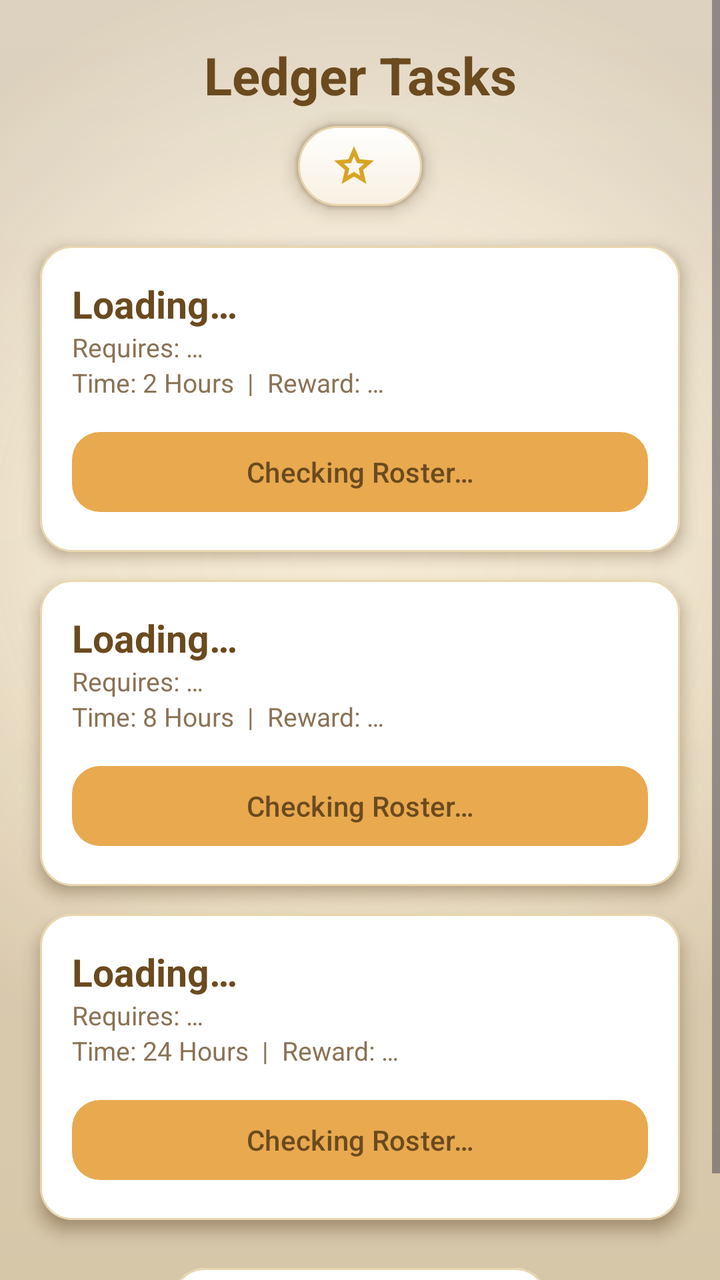
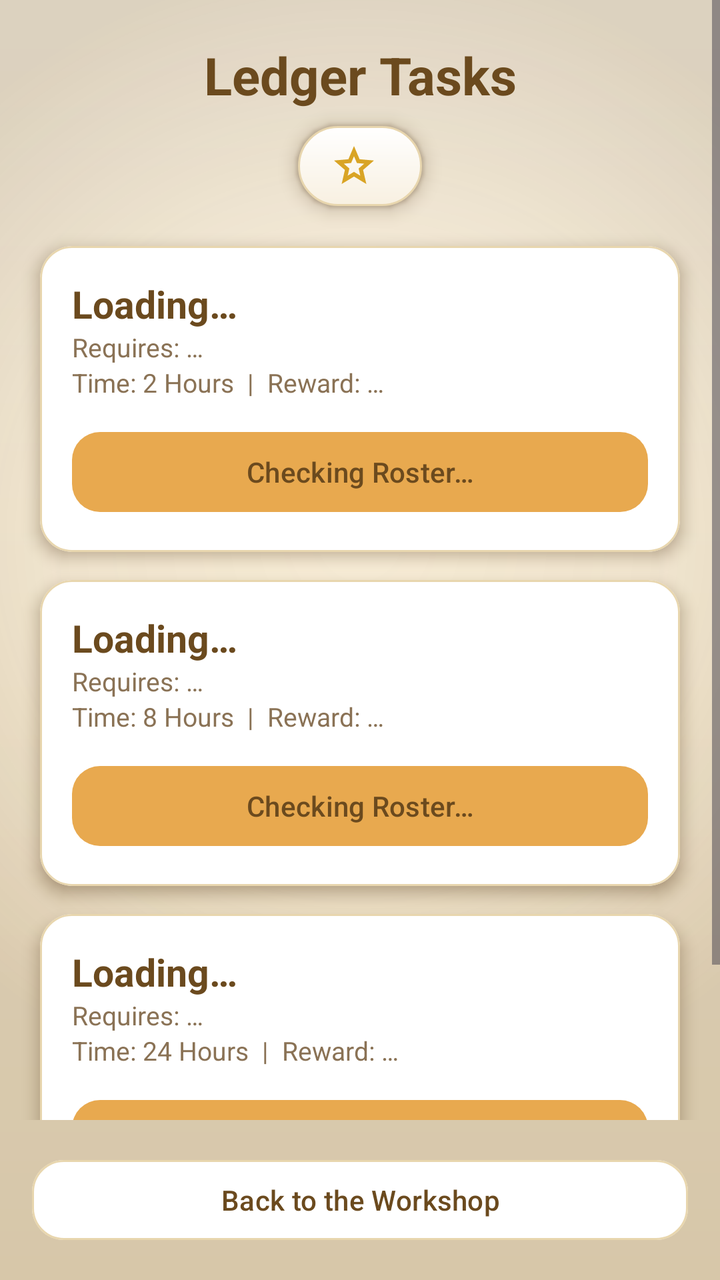

An Android layout rendered at two revisions. The XML below is the earlier revision; the diff shows what the commit changed to produce the second picture.
<!-- AndroidManifest.xml: application theme Theme.RatKingRecon -->
<!-- res/layout/activity_mission.xml -->
<?xml version="1.0" encoding="utf-8"?>
<ScrollView xmlns:android="http://schemas.android.com/apk/res/android"
    xmlns:app="http://schemas.android.com/apk/res-auto"
    xmlns:tools="http://schemas.android.com/tools"
    android:layout_width="match_parent"
    android:layout_height="match_parent"
    android:background="@drawable/bg_app_gradient"
    android:clipToPadding="false"
    android:fitsSystemWindows="true">

    <LinearLayout
        android:layout_width="match_parent"
        android:layout_height="wrap_content"
        android:orientation="vertical"
        android:clipChildren="false"
        android:clipToPadding="false"
        android:padding="20dp">

        <TextView
            android:layout_width="match_parent"
            android:layout_height="wrap_content"
            android:text="@string/ledger_tasks_title"
            android:textColor="@color/text_primary"
            android:textSize="26sp"
            android:textStyle="bold"
            android:textAlignment="center"
            android:layout_marginBottom="8dp" />

        
        <TextView
            android:id="@+id/relicCountText"
            android:layout_width="wrap_content"
            android:layout_height="wrap_content"
            android:layout_gravity="center_horizontal"
            android:background="@drawable/bg_pill_tan"
            android:elevation="6dp"
            android:outlineAmbientShadowColor="@color/shadow_warm"
            android:outlineSpotShadowColor="@color/shadow_warm"
            tools:targetApi="28"
            android:paddingHorizontal="16dp"
            android:paddingVertical="8dp"
            android:drawableStart="@drawable/ic_star"
            android:drawablePadding="6dp"
            android:textSize="13sp"
            android:textStyle="bold"
            android:textColor="@color/text_primary"
            android:layout_marginBottom="20dp" />

        <com.google.android.material.card.MaterialCardView
            android:layout_width="match_parent"
            android:layout_height="wrap_content"
            app:cardBackgroundColor="@color/card_white"
            app:strokeColor="@color/card_border"
            app:strokeWidth="1dp"
            app:cardCornerRadius="16dp"
            app:cardElevation="5dp"
            android:outlineAmbientShadowColor="@color/shadow_warm"
            android:outlineSpotShadowColor="@color/shadow_warm"
            tools:targetApi="28"
            android:layout_marginBottom="14dp">

            <LinearLayout
                android:layout_width="match_parent"
                android:layout_height="wrap_content"
                android:orientation="vertical"
                android:padding="16dp">

                <TextView android:id="@+id/titleM1" android:layout_width="wrap_content" android:layout_height="wrap_content" android:text="Loading…" android:textColor="@color/text_primary" android:textSize="19sp" android:textStyle="bold"/>
                <TextView android:id="@+id/reqM1" android:layout_width="wrap_content" android:layout_height="wrap_content" android:text="Requires: …" android:textColor="@color/text_muted" android:textSize="13sp"/>
                <TextView android:id="@+id/rewardM1" android:layout_width="wrap_content" android:layout_height="wrap_content" android:text="Time: 2 Hours  |  Reward: …" android:textColor="@color/text_muted" android:textSize="13sp" android:layout_marginBottom="12dp"/>

                <com.google.android.material.button.MaterialButton
                    android:id="@+id/btnMission1"
                    android:layout_width="match_parent"
                    android:layout_height="wrap_content"
                    android:text="@string/mission_checking_roster"
                    android:textAllCaps="false"
                    android:textColor="@color/text_primary"
                    app:cornerRadius="14dp"
                    app:elevation="4dp" />
            </LinearLayout>
        </com.google.android.material.card.MaterialCardView>

        <com.google.android.material.card.MaterialCardView
            android:layout_width="match_parent"
            android:layout_height="wrap_content"
            app:cardBackgroundColor="@color/card_white"
            app:strokeColor="@color/card_border"
            app:strokeWidth="1dp"
            app:cardCornerRadius="16dp"
            app:cardElevation="5dp"
            android:outlineAmbientShadowColor="@color/shadow_warm"
            android:outlineSpotShadowColor="@color/shadow_warm"
            tools:targetApi="28"
            android:layout_marginBottom="14dp">

            <LinearLayout
                android:layout_width="match_parent"
                android:layout_height="wrap_content"
                android:orientation="vertical"
                android:padding="16dp">

                <TextView android:id="@+id/titleM2" android:layout_width="wrap_content" android:layout_height="wrap_content" android:text="Loading…" android:textColor="@color/text_primary" android:textSize="19sp" android:textStyle="bold"/>
                <TextView android:id="@+id/reqM2" android:layout_width="wrap_content" android:layout_height="wrap_content" android:text="Requires: …" android:textColor="@color/text_muted" android:textSize="13sp"/>
                <TextView android:id="@+id/rewardM2" android:layout_width="wrap_content" android:layout_height="wrap_content" android:text="Time: 8 Hours  |  Reward: …" android:textColor="@color/text_muted" android:textSize="13sp" android:layout_marginBottom="12dp"/>

                <com.google.android.material.button.MaterialButton
                    android:id="@+id/btnMission2"
                    android:layout_width="match_parent"
                    android:layout_height="wrap_content"
                    android:text="@string/mission_checking_roster"
                    android:textAllCaps="false"
                    android:textColor="@color/text_primary"
                    app:cornerRadius="14dp"
                    app:elevation="4dp" />
            </LinearLayout>
        </com.google.android.material.card.MaterialCardView>

        <com.google.android.material.card.MaterialCardView
            android:layout_width="match_parent"
            android:layout_height="wrap_content"
            app:cardBackgroundColor="@color/card_white"
            app:strokeColor="@color/card_border"
            app:strokeWidth="1dp"
            app:cardCornerRadius="16dp"
            app:cardElevation="5dp"
            android:outlineAmbientShadowColor="@color/shadow_warm"
            android:outlineSpotShadowColor="@color/shadow_warm"
            tools:targetApi="28"
            android:layout_marginBottom="20dp">

            <LinearLayout
                android:layout_width="match_parent"
                android:layout_height="wrap_content"
                android:orientation="vertical"
                android:padding="16dp">

                <TextView android:id="@+id/titleM3" android:layout_width="wrap_content" android:layout_height="wrap_content" android:text="Loading…" android:textColor="@color/text_primary" android:textSize="19sp" android:textStyle="bold"/>
                <TextView android:id="@+id/reqM3" android:layout_width="wrap_content" android:layout_height="wrap_content" android:text="Requires: …" android:textColor="@color/text_muted" android:textSize="13sp"/>
                <TextView android:id="@+id/rewardM3" android:layout_width="wrap_content" android:layout_height="wrap_content" android:text="Time: 24 Hours  |  Reward: …" android:textColor="@color/text_muted" android:textSize="13sp" android:layout_marginBottom="12dp"/>

                <com.google.android.material.button.MaterialButton
                    android:id="@+id/btnMission3"
                    android:layout_width="match_parent"
                    android:layout_height="wrap_content"
                    android:text="@string/mission_checking_roster"
                    android:textAllCaps="false"
                    android:textColor="@color/text_primary"
                    app:cornerRadius="14dp"
                    app:elevation="4dp" />
            </LinearLayout>
        </com.google.android.material.card.MaterialCardView>

        <com.google.android.material.button.MaterialButton
            android:id="@+id/btnBack"
            android:layout_width="wrap_content"
            android:layout_height="wrap_content"
            android:layout_gravity="center_horizontal"
            android:text="@string/btn_back_to_workshop"
            android:textAllCaps="false"
            android:textColor="@color/text_primary"
            app:backgroundTint="@color/card_white"
            app:strokeColor="@color/card_border"
            app:strokeWidth="1dp"
            app:cornerRadius="16dp"
            app:elevation="4dp" />

    </LinearLayout>
</ScrollView>
<!-- resources referenced by this layout -->
<resources>
  <color name="card_border">#E8D6AE</color>
  <color name="card_white">#FFFFFF</color>
  <color name="shadow_warm">#4A2F0F</color>
  <color name="text_muted">#8A7255</color>
  <color name="text_primary">#6B4A1E</color>
  <!-- drawable bg_app_gradient (drawable) -->
  <?xml version="1.0" encoding="utf-8"?>
  <layer-list xmlns:android="http://schemas.android.com/apk/res/android">
  
      <item>
          <shape android:shape="rectangle">
              <gradient
                  android:angle="270"
                  android:startColor="@color/cream"
                  android:endColor="@color/tan"
                  android:type="linear" />
          </shape>
      </item>
  
      <item>
          <shape android:shape="rectangle">
              <gradient
                  android:type="radial"
                  android:centerX="0.5"
                  android:centerY="0.42"
                  android:gradientRadius="80%p"
                  android:startColor="#004A2F0F"
                  android:centerColor="#0A4A2F0F"
                  android:endColor="#2B4A2F0F" />
          </shape>
      </item>
  
  </layer-list>
  <!-- drawable bg_pill_tan (drawable) -->
  <?xml version="1.0" encoding="utf-8"?>
  <shape xmlns:android="http://schemas.android.com/apk/res/android"
      android:shape="rectangle">
      <gradient
          android:angle="270"
          android:startColor="@color/card_white"
          android:endColor="#F8F0E1"
          android:type="linear" />
      <stroke
          android:width="1dp"
          android:color="@color/card_border" />
      <corners android:radius="20dp" />
  </shape>
  <!-- drawable ic_star (drawable) -->
  <?xml version="1.0" encoding="utf-8"?>
  <vector xmlns:android="http://schemas.android.com/apk/res/android"
      android:width="24dp"
      android:height="24dp"
      android:viewportWidth="960"
      android:viewportHeight="960"
      android:tint="@color/shiny_gold">
      <group android:translateX="-0" android:translateY="960">
          <path
              android:fillColor="@color/shiny_gold"
              android:pathData="m354-287 126-76 126 77-33-144 111-96-146-13-58-136-58 135-146 13 111 97-33 143ZM233-120l65-281L80-590l288-25 112-265 112 265 288 25-218 189 65 281-247-149-247 149Zm247-350Z" />
      </group>
  </vector>
  <string name="btn_back_to_workshop">Back to the Workshop</string>
  <string name="ledger_tasks_title">Ledger Tasks</string>
  <string name="mission_checking_roster">Checking Roster…</string>
  <style name="Theme.RatKingRecon" parent="Base.Theme.RatKingRecon" />
  <color name="cream">#FBF3E3</color>
  <color name="tan">#F5E6C8</color>
  <color name="shiny_gold">#D9A425</color>
  <style name="Base.Theme.RatKingRecon" parent="Theme.Material3.Light.NoActionBar">
          <item name="colorPrimary">@color/amber</item>
          <item name="colorOnPrimary">@color/text_primary</item>
          <item name="colorSurface">@color/cream</item>
          <item name="colorOnSurface">@color/text_primary</item>
          <item name="android:colorBackground">@color/cream</item>
          <item name="android:statusBarColor">@color/cream</item>
          <item name="android:windowLightStatusBar">true</item>
          
          <item name="materialButtonStyle">@style/Widget.RatKing.Button</item>
          <item name="android:navigationBarColor">@color/tan</item>
          
          <item name="android:windowLightNavigationBar" tools:targetApi="27">true</item>
      </style>
  <color name="amber">#E8A94F</color>
  <style name="Widget.RatKing.Button" parent="Widget.RatKing.Button.Base" />
  <style name="Widget.RatKing.Button.Base" parent="Widget.Material3.Button" />
</resources>

<!-- the commit's change to res/layout/activity_mission.xml (unified diff, before → after) -->
@@ -1,169 +1,177 @@
 <?xml version="1.0" encoding="utf-8"?>
-<ScrollView xmlns:android="http://schemas.android.com/apk/res/android"
+<LinearLayout xmlns:android="http://schemas.android.com/apk/res/android"
     xmlns:app="http://schemas.android.com/apk/res-auto"
     xmlns:tools="http://schemas.android.com/tools"
     android:layout_width="match_parent"
     android:layout_height="match_parent"
+    android:orientation="vertical"
     android:background="@drawable/bg_app_gradient"
-    android:clipToPadding="false"
     android:fitsSystemWindows="true">
 
-    <LinearLayout
+    <ScrollView
+        android:layout_width="match_parent"
+        android:layout_height="0dp"
+        android:layout_weight="1"
+        android:clipToPadding="false">
+
+        <LinearLayout
+            android:layout_width="match_parent"
+            android:layout_height="wrap_content"
+            android:orientation="vertical"
+            android:clipChildren="false"
+            android:clipToPadding="false"
+            android:padding="20dp">
+
+            <TextView
+                android:layout_width="match_parent"
+                android:layout_height="wrap_content"
+                android:text="@string/ledger_tasks_title"
+                android:textColor="@color/text_primary"
+                android:textSize="26sp"
+                android:textStyle="bold"
+                android:textAlignment="center"
+                android:layout_marginBottom="8dp" />
+
+            
+            <TextView
+                android:id="@+id/relicCountText"
+                android:layout_width="wrap_content"
+                android:layout_height="wrap_content"
+                android:layout_gravity="center_horizontal"
+                android:background="@drawable/bg_pill_tan"
+                android:elevation="6dp"
+                android:outlineAmbientShadowColor="@color/shadow_warm"
+                android:outlineSpotShadowColor="@color/shadow_warm"
+                tools:targetApi="28"
+                android:paddingHorizontal="16dp"
+                android:paddingVertical="8dp"
+                android:drawableStart="@drawable/ic_star"
+                android:drawablePadding="6dp"
+                android:textSize="13sp"
+                android:textStyle="bold"
+                android:textColor="@color/text_primary"
+                android:layout_marginBottom="20dp" />
+
+            <com.google.android.material.card.MaterialCardView
+                android:layout_width="match_parent"
+                android:layout_height="wrap_content"
+                app:cardBackgroundColor="@color/card_white"
+                app:strokeColor="@color/card_border"
+                app:strokeWidth="1dp"
+                app:cardCornerRadius="16dp"
+                app:cardElevation="5dp"
+                android:outlineAmbientShadowColor="@color/shadow_warm"
+                android:outlineSpotShadowColor="@color/shadow_warm"
+                tools:targetApi="28"
+                android:layout_marginBottom="14dp">
+
+                <LinearLayout
+                    android:layout_width="match_parent"
+                    android:layout_height="wrap_content"
+                    android:orientation="vertical"
+                    android:padding="16dp">
+
+                    <TextView android:id="@+id/titleM1" android:layout_width="wrap_content" android:layout_height="wrap_content" android:text="Loading…" android:textColor="@color/text_primary" android:textSize="19sp" android:textStyle="bold"/>
+                    <TextView android:id="@+id/reqM1" android:layout_width="wrap_content" android:layout_height="wrap_content" android:text="Requires: …" android:textColor="@color/text_muted" android:textSize="13sp"/>
+                    <TextView android:id="@+id/rewardM1" android:layout_width="wrap_content" android:layout_height="wrap_content" android:text="Time: 2 Hours  |  Reward: …" android:textColor="@color/text_muted" android:textSize="13sp" android:layout_marginBottom="12dp"/>
+
+                    <com.google.android.material.button.MaterialButton
+                        android:id="@+id/btnMission1"
+                        android:layout_width="match_parent"
+                        android:layout_height="wrap_content"
+                        android:text="@string/mission_checking_roster"
+                        android:textAllCaps="false"
+                        android:textColor="@color/text_primary"
+                        app:cornerRadius="14dp"
+                        app:elevation="4dp" />
+                </LinearLayout>
+            </com.google.android.material.card.MaterialCardView>
+
+            <com.google.android.material.card.MaterialCardView
+                android:layout_width="match_parent"
+                android:layout_height="wrap_content"
+                app:cardBackgroundColor="@color/card_white"
+                app:strokeColor="@color/card_border"
+                app:strokeWidth="1dp"
+                app:cardCornerRadius="16dp"
+                app:cardElevation="5dp"
+                android:outlineAmbientShadowColor="@color/shadow_warm"
+                android:outlineSpotShadowColor="@color/shadow_warm"
+                tools:targetApi="28"
+                android:layout_marginBottom="14dp">
+
+                <LinearLayout
+                    android:layout_width="match_parent"
+                    android:layout_height="wrap_content"
+                    android:orientation="vertical"
+                    android:padding="16dp">
+
+                    <TextView android:id="@+id/titleM2" android:layout_width="wrap_content" android:layout_height="wrap_content" android:text="Loading…" android:textColor="@color/text_primary" android:textSize="19sp" android:textStyle="bold"/>
+                    <TextView android:id="@+id/reqM2" android:layout_width="wrap_content" android:layout_height="wrap_content" android:text="Requires: …" android:textColor="@color/text_muted" android:textSize="13sp"/>
+                    <TextView android:id="@+id/rewardM2" android:layout_width="wrap_content" android:layout_height="wrap_content" android:text="Time: 8 Hours  |  Reward: …" android:textColor="@color/text_muted" android:textSize="13sp" android:layout_marginBottom="12dp"/>
+
+                    <com.google.android.material.button.MaterialButton
+                        android:id="@+id/btnMission2"
+                        android:layout_width="match_parent"
+                        android:layout_height="wrap_content"
+                        android:text="@string/mission_checking_roster"
+                        android:textAllCaps="false"
+                        android:textColor="@color/text_primary"
+                        app:cornerRadius="14dp"
+                        app:elevation="4dp" />
+                </LinearLayout>
+            </com.google.android.material.card.MaterialCardView>
+
+            <com.google.android.material.card.MaterialCardView
+                android:layout_width="match_parent"
+                android:layout_height="wrap_content"
+                app:cardBackgroundColor="@color/card_white"
+                app:strokeColor="@color/card_border"
+                app:strokeWidth="1dp"
+                app:cardCornerRadius="16dp"
+                app:cardElevation="5dp"
+                android:outlineAmbientShadowColor="@color/shadow_warm"
+                android:outlineSpotShadowColor="@color/shadow_warm"
+                tools:targetApi="28"
+                android:layout_marginBottom="20dp">
+
+                <LinearLayout
+                    android:layout_width="match_parent"
+                    android:layout_height="wrap_content"
+                    android:orientation="vertical"
+                    android:padding="16dp">
+
+                    <TextView android:id="@+id/titleM3" android:layout_width="wrap_content" android:layout_height="wrap_content" android:text="Loading…" android:textColor="@color/text_primary" android:textSize="19sp" android:textStyle="bold"/>
+                    <TextView android:id="@+id/reqM3" android:layout_width="wrap_content" android:layout_height="wrap_content" android:text="Requires: …" android:textColor="@color/text_muted" android:textSize="13sp"/>
+                    <TextView android:id="@+id/rewardM3" android:layout_width="wrap_content" android:layout_height="wrap_content" android:text="Time: 24 Hours  |  Reward: …" android:textColor="@color/text_muted" android:textSize="13sp" android:layout_marginBottom="12dp"/>
+
+                    <com.google.android.material.button.MaterialButton
+                        android:id="@+id/btnMission3"
+                        android:layout_width="match_parent"
+                        android:layout_height="wrap_content"
+                        android:text="@string/mission_checking_roster"
+                        android:textAllCaps="false"
+                        android:textColor="@color/text_primary"
+                        app:cornerRadius="14dp"
+                        app:elevation="4dp" />
+                </LinearLayout>
+            </com.google.android.material.card.MaterialCardView>
+
+        </LinearLayout>
+    </ScrollView>
+
+    <com.google.android.material.button.MaterialButton
+        android:id="@+id/btnBack"
         android:layout_width="match_parent"
         android:layout_height="wrap_content"
-        android:orientation="vertical"
-        android:clipChildren="false"
-        android:clipToPadding="false"
-        android:padding="20dp">
+        android:layout_margin="16dp"
+        android:text="@string/btn_back_to_workshop"
+        android:textAllCaps="false"
+        android:textColor="@color/text_primary"
+        app:backgroundTint="@color/card_white"
+        app:strokeColor="@color/card_border"
+        app:strokeWidth="1dp"
+        app:cornerRadius="16dp"
+        app:elevation="4dp" />
 
-        <TextView
-            android:layout_width="match_parent"
-            android:layout_height="wrap_content"
-            android:text="@string/ledger_tasks_title"
-            android:textColor="@color/text_primary"
-            android:textSize="26sp"
-            android:textStyle="bold"
-            android:textAlignment="center"
-            android:layout_marginBottom="8dp" />
-
-        
-        <TextView
-            android:id="@+id/relicCountText"
-            android:layout_width="wrap_content"
-            android:layout_height="wrap_content"
-            android:layout_gravity="center_horizontal"
-            android:background="@drawable/bg_pill_tan"
-            android:elevation="6dp"
-            android:outlineAmbientShadowColor="@color/shadow_warm"
-            android:outlineSpotShadowColor="@color/shadow_warm"
-            tools:targetApi="28"
-            android:paddingHorizontal="16dp"
-            android:paddingVertical="8dp"
-            android:drawableStart="@drawable/ic_star"
-            android:drawablePadding="6dp"
-            android:textSize="13sp"
-            android:textStyle="bold"
-            android:textColor="@color/text_primary"
-            android:layout_marginBottom="20dp" />
-
-        <com.google.android.material.card.MaterialCardView
-            android:layout_width="match_parent"
-            android:layout_height="wrap_content"
-            app:cardBackgroundColor="@color/card_white"
-            app:strokeColor="@color/card_border"
-            app:strokeWidth="1dp"
-            app:cardCornerRadius="16dp"
-            app:cardElevation="5dp"
-            android:outlineAmbientShadowColor="@color/shadow_warm"
-            android:outlineSpotShadowColor="@color/shadow_warm"
-            tools:targetApi="28"
-            android:layout_marginBottom="14dp">
-
-            <LinearLayout
-                android:layout_width="match_parent"
-                android:layout_height="wrap_content"
-                android:orientation="vertical"
-                android:padding="16dp">
-
-                <TextView android:id="@+id/titleM1" android:layout_width="wrap_content" android:layout_height="wrap_content" android:text="Loading…" android:textColor="@color/text_primary" android:textSize="19sp" android:textStyle="bold"/>
-                <TextView android:id="@+id/reqM1" android:layout_width="wrap_content" android:layout_height="wrap_content" android:text="Requires: …" android:textColor="@color/text_muted" android:textSize="13sp"/>
-                <TextView android:id="@+id/rewardM1" android:layout_width="wrap_content" android:layout_height="wrap_content" android:text="Time: 2 Hours  |  Reward: …" android:textColor="@color/text_muted" android:textSize="13sp" android:layout_marginBottom="12dp"/>
-
-                <com.google.android.material.button.MaterialButton
-                    android:id="@+id/btnMission1"
-                    android:layout_width="match_parent"
-                    android:layout_height="wrap_content"
-                    android:text="@string/mission_checking_roster"
-                    android:textAllCaps="false"
-                    android:textColor="@color/text_primary"
-                    app:cornerRadius="14dp"
-                    app:elevation="4dp" />
-            </LinearLayout>
-        </com.google.android.material.card.MaterialCardView>
-
-        <com.google.android.material.card.MaterialCardView
-            android:layout_width="match_parent"
-            android:layout_height="wrap_content"
-            app:cardBackgroundColor="@color/card_white"
-            app:strokeColor="@color/card_border"
-            app:strokeWidth="1dp"
-            app:cardCornerRadius="16dp"
-            app:cardElevation="5dp"
-            android:outlineAmbientShadowColor="@color/shadow_warm"
-            android:outlineSpotShadowColor="@color/shadow_warm"
-            tools:targetApi="28"
-            android:layout_marginBottom="14dp">
-
-            <LinearLayout
-                android:layout_width="match_parent"
-                android:layout_height="wrap_content"
-                android:orientation="vertical"
-                android:padding="16dp">
-
-                <TextView android:id="@+id/titleM2" android:layout_width="wrap_content" android:layout_height="wrap_content" android:text="Loading…" android:textColor="@color/text_primary" android:textSize="19sp" android:textStyle="bold"/>
-                <TextView android:id="@+id/reqM2" android:layout_width="wrap_content" android:layout_height="wrap_content" android:text="Requires: …" android:textColor="@color/text_muted" android:textSize="13sp"/>
-                <TextView android:id="@+id/rewardM2" android:layout_width="wrap_content" android:layout_height="wrap_content" android:text="Time: 8 Hours  |  Reward: …" android:textColor="@color/text_muted" android:textSize="13sp" android:layout_marginBottom="12dp"/>
-
-                <com.google.android.material.button.MaterialButton
-                    android:id="@+id/btnMission2"
-                    android:layout_width="match_parent"
-                    android:layout_height="wrap_content"
-                    android:text="@string/mission_checking_roster"
-                    android:textAllCaps="false"
-                    android:textColor="@color/text_primary"
-                    app:cornerRadius="14dp"
-                    app:elevation="4dp" />
-            </LinearLayout>
-        </com.google.android.material.card.MaterialCardView>
-
-        <com.google.android.material.card.MaterialCardView
-            android:layout_width="match_parent"
-            android:layout_height="wrap_content"
-            app:cardBackgroundColor="@color/card_white"
-            app:strokeColor="@color/card_border"
-            app:strokeWidth="1dp"
-            app:cardCornerRadius="16dp"
-            app:cardElevation="5dp"
-            android:outlineAmbientShadowColor="@color/shadow_warm"
-            android:outlineSpotShadowColor="@color/shadow_warm"
-            tools:targetApi="28"
-            android:layout_marginBottom="20dp">
-
-            <LinearLayout
-                android:layout_width="match_parent"
-                android:layout_height="wrap_content"
-                android:orientation="vertical"
-                android:padding="16dp">
-
-                <TextView android:id="@+id/titleM3" android:layout_width="wrap_content" android:layout_height="wrap_content" android:text="Loading…" android:textColor="@color/text_primary" android:textSize="19sp" android:textStyle="bold"/>
-                <TextView android:id="@+id/reqM3" android:layout_width="wrap_content" android:layout_height="wrap_content" android:text="Requires: …" android:textColor="@color/text_muted" android:textSize="13sp"/>
-                <TextView android:id="@+id/rewardM3" android:layout_width="wrap_content" android:layout_height="wrap_content" android:text="Time: 24 Hours  |  Reward: …" android:textColor="@color/text_muted" android:textSize="13sp" android:layout_marginBottom="12dp"/>
-
-                <com.google.android.material.button.MaterialButton
-                    android:id="@+id/btnMission3"
-                    android:layout_width="match_parent"
-                    android:layout_height="wrap_content"
-                    android:text="@string/mission_checking_roster"
-                    android:textAllCaps="false"
-                    android:textColor="@color/text_primary"
-                    app:cornerRadius="14dp"
-                    app:elevation="4dp" />
-            </LinearLayout>
-        </com.google.android.material.card.MaterialCardView>
-
-        <com.google.android.material.button.MaterialButton
-            android:id="@+id/btnBack"
-            android:layout_width="wrap_content"
-            android:layout_height="wrap_content"
-            android:layout_gravity="center_horizontal"
-            android:text="@string/btn_back_to_workshop"
-            android:textAllCaps="false"
-            android:textColor="@color/text_primary"
-            app:backgroundTint="@color/card_white"
-            app:strokeColor="@color/card_border"
-            app:strokeWidth="1dp"
-            app:cornerRadius="16dp"
-            app:elevation="4dp" />
-
-    </LinearLayout>
-</ScrollView>
+</LinearLayout>
